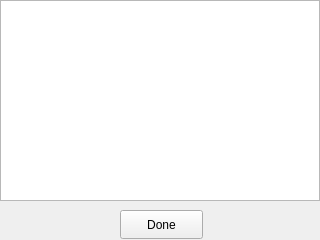
AbioticFactor/PostureMonitor, file src/interface/collection.ui: the form before one commit.
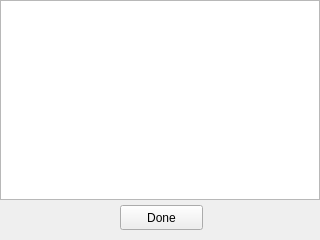
The form after the commit.

The edit to the form file:
```diff
--- a/src/interface/collection.ui
+++ b/src/interface/collection.ui
@@ -13,14 +13,22 @@
   <property name="windowTitle">
    <string>Collection</string>
   </property>
-  <widget class="QWidget" name="centralwidget">
+  <widget class="QWidget" name="centralwidget" native="true">
+   <property name="geometry">
+    <rect>
+     <x>0</x>
+     <y>0</y>
+     <width>320</width>
+     <height>239</height>
+    </rect>
+   </property>
    <widget class="QListWidget" name="listWidget">
     <property name="geometry">
      <rect>
       <x>0</x>
       <y>0</y>
       <width>320</width>
-      <height>201</height>
+      <height>200</height>
      </rect>
     </property>
    </widget>
@@ -28,9 +36,9 @@
     <property name="geometry">
      <rect>
       <x>120</x>
-      <y>210</y>
+      <y>205</y>
       <width>83</width>
-      <height>29</height>
+      <height>25</height>
      </rect>
     </property>
     <property name="text">
```
